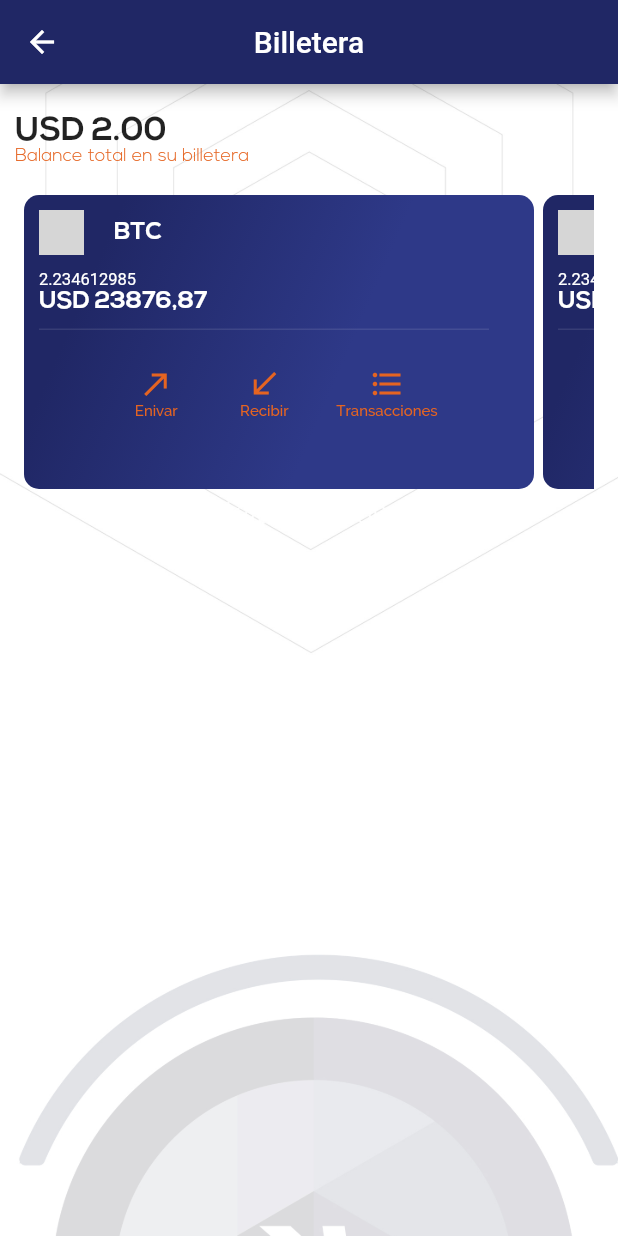
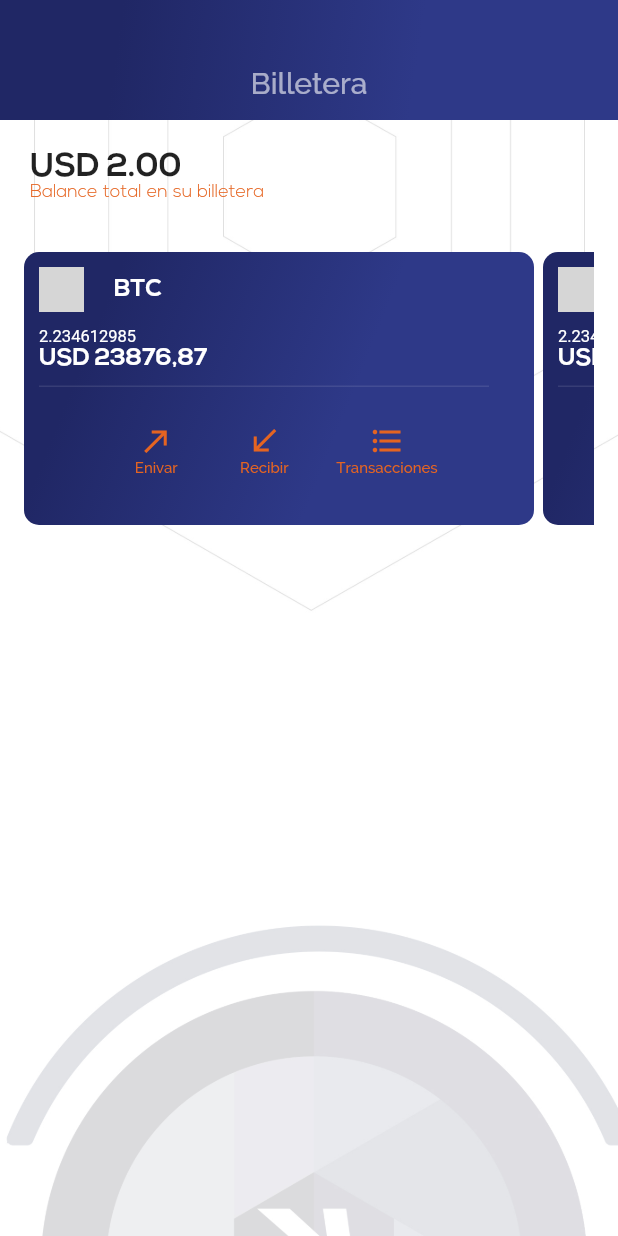
Before and after one commit to kapturela/wallet_app, a Flutter app: the Home screen opened directly, on a phone screen of 412 x 824 dp. Run offline on Flutter 3.47's test engine with Material 2 defaults, Android fonts, the phone set to English and light mode, and no system bars; our stand-ins replace charts_flutter, rxdart, sqflite; missing offline and left inert: bip39, generic_bloc_provider; accounts and stored records are empty; grey boxes are pictures that could not be loaded.

Commit message:
composición de la pantalla wallet

```diff
--- /dev/null
+++ b/lib/Shared/Widgets/header_app.dart
@@ -0,0 +1,39 @@
+import 'package:flutter/material.dart';
+
+class HeaderApp extends StatelessWidget {
+  final String title;
+
+  HeaderApp({Key key, @required this.title});
+
+  @override
+  Widget build(BuildContext context) {
+    // TODO: implement build
+    return Container(
+      height: 80,
+      padding: EdgeInsets.only(top: 30),
+      decoration: BoxDecoration(
+          gradient: LinearGradient(
+            colors: [
+              Color.fromRGBO(32, 39, 101, 1),
+              Color.fromRGBO(46, 57, 136, 1),
+            ],
+            begin: FractionalOffset(0.2, 0.0),
+            end: FractionalOffset(1.0, 0.6),
+            stops: [0.0, 0.6],
+          )
+      ),
+      child: Center(
+        child: Text(
+          title,
+          style: TextStyle(
+            fontFamily: "FontNormal",
+            fontWeight: FontWeight.w300,
+            color: Colors.white60,
+            fontSize: 20
+          ),
+        ),
+      ),
+    );
+  }
+
+}
--- a/lib/Wallet/ui/screens/home_screen.dart
+++ b/lib/Wallet/ui/screens/home_screen.dart
@@ -3,6 +3,7 @@ import 'package:wallet_app/Shared/Widgets/background_screen.dart';
 import 'package:wallet_app/Wallet/ui/widgets/nav_drawer.dart';
 import 'package:wallet_app/Cryptos/ui/widgets/saldo_crypto.dart';
 import 'package:wallet_app/Wallet/ui/widgets/saldo_total.dart';
+import 'package:wallet_app/Shared/Widgets/header_app.dart';
 
 class Home extends StatelessWidget {
   @override
@@ -10,28 +11,41 @@ class Home extends StatelessWidget {
     // TODO: implement build
     return Scaffold(
       // drawer: NavDrawer(),
-      appBar: AppBar(
+      /*appBar: AppBar(
         centerTitle: true,
         backgroundColor: Color.fromRGBO(32, 39, 101, 1),
         title: Text("Billetera"),
-      ),
+      ),*/
+
       body: Stack(
         children: <Widget>[
           BackgroundScreen(),
-          SaldoTotal(),
           Container(
-            padding: EdgeInsets.symmetric(horizontal: 16.0, vertical: 24.0),
-            margin: EdgeInsets.only(top: 40),
-            height: 254,
-            child: ListView(
-              scrollDirection: Axis.horizontal,
+            child: Column(
+              crossAxisAlignment: CrossAxisAlignment.start,
               children: <Widget>[
-                SaldoCrypto(symbolCrypto: "btc"),
-                SaldoCrypto(symbolCrypto: "dash"),
-                SaldoCrypto(symbolCrypto: "onx")
+                BackgroundScreen(),
+                HeaderApp(title: "Billetera"),
+                SaldoTotal(),
+                getContent()
               ],
             ),
           )
+        ],
+      )
+    );
+  }
+
+  Widget getContent() {
+    return Container(
+      padding: EdgeInsets.symmetric(horizontal: 16.0, vertical: 24.0),
+      height: 240,
+      child: ListView(
+        scrollDirection: Axis.horizontal,
+        children: <Widget>[
+          SaldoCrypto(symbolCrypto: "btc"),
+          SaldoCrypto(symbolCrypto: "dash"),
+          SaldoCrypto(symbolCrypto: "onx")
         ],
       ),
     );
--- a/lib/Wallet/ui/widgets/saldo_total.dart
+++ b/lib/Wallet/ui/widgets/saldo_total.dart
@@ -5,8 +5,7 @@ class SaldoTotal extends StatelessWidget {
   Widget build(BuildContext context) {
     // TODO: implement build
     return Container(
-      margin: EdgeInsets.only(top: 10),
-      padding: EdgeInsets.all(10),
+      margin: EdgeInsets.only(top: 20, left: 20),
       child: Column(
         crossAxisAlignment: CrossAxisAlignment.start,
         children: <Widget>[
```
